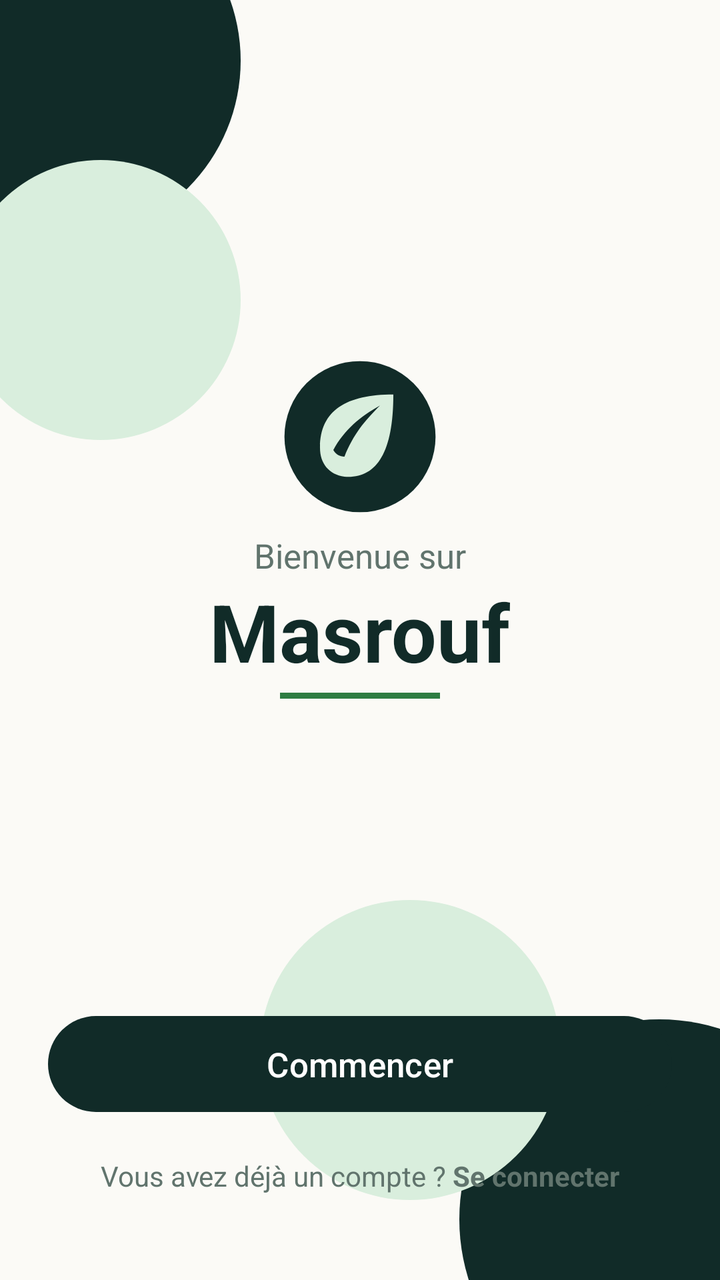
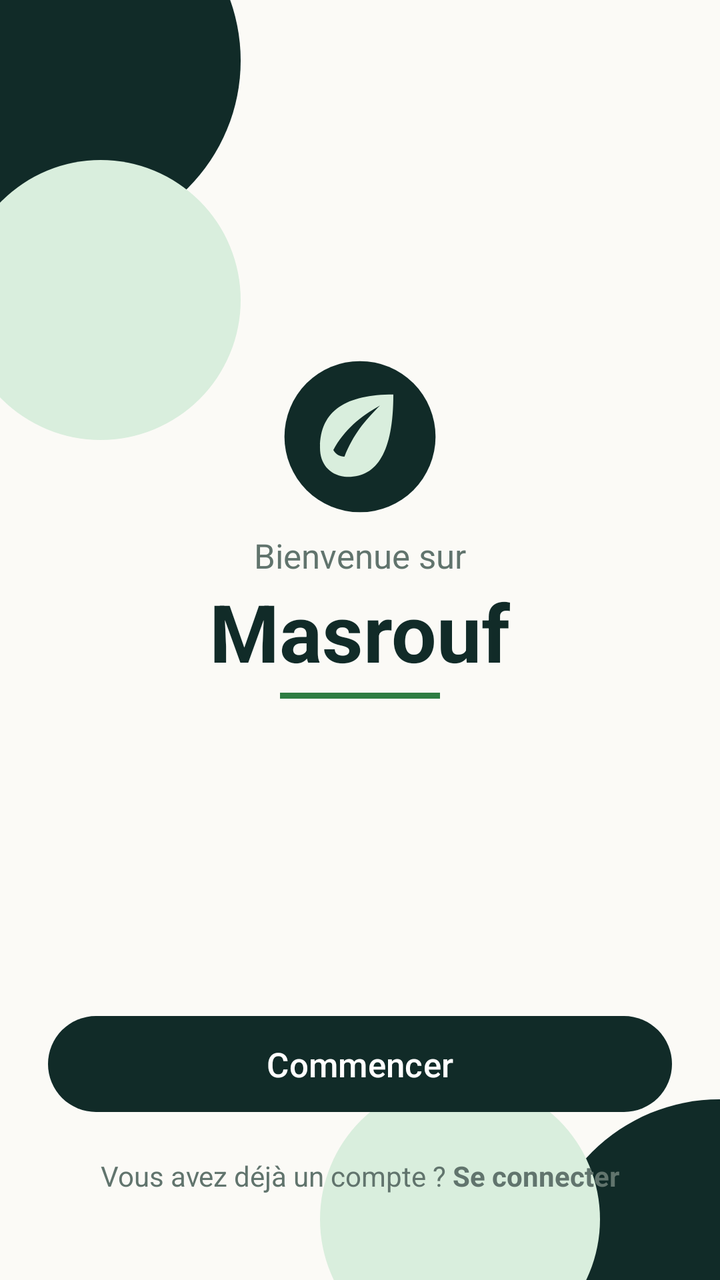

An Android layout rendered at two revisions. The XML below is the earlier revision; the diff shows what the commit changed to produce the second picture.
<!-- AndroidManifest.xml: application theme Theme.Masrouf1 -->
<!-- res/layout/activity_welcome.xml -->
<?xml version="1.0" encoding="utf-8"?>
<FrameLayout xmlns:android="http://schemas.android.com/apk/res/android"
    xmlns:app="http://schemas.android.com/apk/res-auto"
    android:layout_width="match_parent"
    android:layout_height="match_parent"
    android:background="@color/cream"
    android:layoutDirection="locale">

    
    <View
        android:layout_width="180dp"
        android:layout_height="180dp"
        android:layout_gravity="top|start"
        android:layout_marginStart="-60dp"
        android:layout_marginTop="-60dp"
        android:background="@drawable/bg_circle_forest" />

    
    <View
        android:layout_width="140dp"
        android:layout_height="140dp"
        android:layout_gravity="top|start"
        android:layout_marginStart="-20dp"
        android:layout_marginTop="80dp"
        android:background="@drawable/bg_circle_mint" />

    
    <View
        android:layout_width="200dp"
        android:layout_height="200dp"
        android:layout_gravity="bottom|end"
        android:layout_marginEnd="-70dp"
        android:layout_marginBottom="-70dp"
        android:background="@drawable/bg_circle_forest" />

    
    <View
        android:layout_width="150dp"
        android:layout_height="150dp"
        android:layout_gravity="bottom|end"
        android:layout_marginEnd="80dp"
        android:layout_marginBottom="40dp"
        android:background="@drawable/bg_circle_mint" />

    
    <LinearLayout
        android:layout_width="match_parent"
        android:layout_height="match_parent"
        android:orientation="vertical">

        
        <LinearLayout
            android:id="@+id/welcome_languages"
            android:layout_width="match_parent"
            android:layout_height="wrap_content"
            android:gravity="end"
            android:orientation="horizontal"
            android:padding="16dp" />

        
        <FrameLayout
            android:layout_width="match_parent"
            android:layout_height="0dp"
            android:layout_weight="1">

            
            <LinearLayout
                android:id="@+id/phase_welcome"
                android:layout_width="match_parent"
                android:layout_height="match_parent"
                android:gravity="center"
                android:orientation="vertical"
                android:paddingHorizontal="32dp">

                <ImageView
                    android:layout_width="80dp"
                    android:layout_height="80dp"
                    android:contentDescription="@string/app_name"
                    android:src="@drawable/ic_masrouf_logo" />

                <TextView
                    android:layout_width="wrap_content"
                    android:layout_height="wrap_content"
                    android:layout_marginTop="8dp"
                    android:text="@string/welcome_bienvenue_sur"
                    android:textColor="@color/muted_green"
                    android:textSize="17sp" />

                <TextView
                    android:layout_width="wrap_content"
                    android:layout_height="wrap_content"
                    android:text="@string/app_name"
                    android:textColor="@color/forest"
                    android:textSize="40sp"
                    android:textStyle="bold" />

                
                <View
                    android:layout_width="80dp"
                    android:layout_height="3dp"
                    android:layout_marginTop="4dp"
                    android:background="@color/emerald" />

            </LinearLayout>

            
            <LinearLayout
                android:id="@+id/phase_slides"
                android:layout_width="match_parent"
                android:layout_height="match_parent"
                android:gravity="center"
                android:orientation="vertical"
                android:paddingHorizontal="20dp"
                android:visibility="gone">

                
                <LinearLayout
                    android:layout_width="match_parent"
                    android:layout_height="wrap_content"
                    android:gravity="start|center_vertical"
                    android:orientation="horizontal">

                    <ImageView
                        android:id="@+id/slide_back"
                        android:layout_width="48dp"
                        android:layout_height="48dp"
                        android:background="?attr/selectableItemBackgroundBorderless"
                        android:contentDescription="@string/back"
                        android:padding="8dp"
                        android:src="@drawable/ic_back" />

                    <View
                        android:layout_width="0dp"
                        android:layout_height="1dp"
                        android:layout_weight="1" />

                    <TextView
                        android:id="@+id/slide_skip"
                        android:layout_width="wrap_content"
                        android:layout_height="wrap_content"
                        android:padding="8dp"
                        android:text="@string/welcome_skip"
                        android:textColor="@color/muted_green"
                        android:textSize="15sp" />

                </LinearLayout>

                
                <androidx.viewpager2.widget.ViewPager2
                    android:id="@+id/welcome_pager"
                    android:layout_width="match_parent"
                    android:layout_height="0dp"
                    android:layout_marginTop="8dp"
                    android:layout_weight="1" />

                
                <LinearLayout
                    android:id="@+id/slide_dots"
                    android:layout_width="wrap_content"
                    android:layout_height="wrap_content"
                    android:layout_gravity="center_horizontal"
                    android:layout_marginTop="16dp"
                    android:orientation="horizontal" />

            </LinearLayout>

            
        </FrameLayout>

        
        <LinearLayout
            android:id="@+id/welcome_bottom"
            android:layout_width="match_parent"
            android:layout_height="wrap_content"
            android:orientation="vertical"
            android:paddingHorizontal="24dp"
            android:paddingBottom="32dp"
            android:paddingTop="8dp">

            <com.google.android.material.button.MaterialButton
                android:id="@+id/start_welcome"
                android:layout_width="match_parent"
                android:layout_height="56dp"
                android:text="@string/start"
                android:textColor="@color/alabaster"
                android:textSize="17sp"
                app:backgroundTint="@color/forest"
                app:cornerRadius="28dp" />

            <TextView
                android:id="@+id/open_login"
                android:layout_width="match_parent"
                android:layout_height="48dp"
                android:gravity="center"
                android:paddingTop="8dp"
                android:text="@string/already_account_link"
                android:textColor="@color/muted_green"
                android:textSize="14sp" />

        </LinearLayout>

        
        <LinearLayout
            android:id="@+id/slide_bottom"
            android:layout_width="match_parent"
            android:layout_height="wrap_content"
            android:orientation="vertical"
            android:paddingHorizontal="24dp"
            android:paddingBottom="32dp"
            android:paddingTop="8dp"
            android:visibility="gone">

            <com.google.android.material.button.MaterialButton
                android:id="@+id/slide_next"
                android:layout_width="match_parent"
                android:layout_height="56dp"
                android:text="@string/welcome_next"
                android:textColor="@color/alabaster"
                android:textSize="17sp"
                app:backgroundTint="@color/forest"
                app:cornerRadius="28dp" />

            <TextView
                android:id="@+id/slide_open_login"
                android:layout_width="match_parent"
                android:layout_height="48dp"
                android:gravity="center"
                android:paddingTop="8dp"
                android:text="@string/already_account_link"
                android:textColor="@color/muted_green"
                android:textSize="14sp" />

        </LinearLayout>

    </LinearLayout>

</FrameLayout>
<!-- resources referenced by this layout -->
<resources>
  <color name="alabaster">#FFFFFF</color>
  <color name="cream">#FBFAF6</color>
  <color name="emerald">#2E7D43</color>
  <color name="forest">#112B28</color>
  <color name="muted_green">#61746D</color>
  <!-- drawable bg_circle_forest (drawable) -->
  <?xml version="1.0" encoding="utf-8"?>
  <shape xmlns:android="http://schemas.android.com/apk/res/android"
      android:shape="oval">
      <solid android:color="@color/forest" />
  </shape>
  <!-- drawable bg_circle_mint (drawable) -->
  <?xml version="1.0" encoding="utf-8"?>
  <shape xmlns:android="http://schemas.android.com/apk/res/android"
      android:shape="oval">
      <solid android:color="@color/mint" />
  </shape>
  <!-- drawable ic_back (drawable) -->
  <vector xmlns:android="http://schemas.android.com/apk/res/android" android:width="24dp" android:height="24dp" android:viewportWidth="24" android:viewportHeight="24"><path android:fillColor="#FFFFFFFF" android:pathData="M20,11H7.83L13.42,5.41L12,4L4,12L12,20L13.41,18.59L7.83,13H20V11Z" /></vector>
  <!-- drawable ic_masrouf_logo (drawable) -->
  <vector xmlns:android="http://schemas.android.com/apk/res/android" android:width="72dp" android:height="72dp" android:viewportWidth="72" android:viewportHeight="72">
      <path android:fillColor="#112B28" android:pathData="M36,2A34,34 0,1 0,36 70A34,34 0,1 0,36 2" />
      <path android:fillColor="#D9EEDD" android:pathData="M51,17C30,17 18,24 18,41c0,7 4,12 11,13 14,1 22,-10 22,-37zM24,42c5,-9 12,-15 21,-20 -7,7 -12,13 -16,23 -2,0 -4,-1 -5,-3z" />
  </vector>
  <string name="already_account_link">Vous avez déjà un compte ? <b>Se connecter</b></string>
  <string name="app_name">Masrouf</string>
  <string name="back">Retour</string>
  <string name="start">Commencer</string>
  <string name="welcome_bienvenue_sur">Bienvenue sur</string>
  <string name="welcome_next">Continuer</string>
  <string name="welcome_skip">Passer</string>
  <style name="Theme.Masrouf1" parent="Base.Theme.Masrouf1" />
  <color name="mint">#D9EEDD</color>
  <color name="mint_light">#D9EEDD</color>
  <color name="mint_accent">#85B8A5</color>
  <color name="coral">#DC7770</color>
  <color name="card_border">#E2E7DF</color>
  <style name="Widget.Masrouf.Chip" parent="Widget.Material3.Chip.Filter">
          <item name="chipBackgroundColor">@color/chip_background_color</item>
          <item name="chipStrokeColor">@color/chip_stroke_color</item>
          <item name="chipStrokeWidth">1dp</item>
          <item name="android:textColor">@color/forest</item>
          <item name="checkedIconTint">@color/emerald</item>
      </style>
  <style name="Widget.Masrouf.Button.Outlined" parent="Widget.Material3.Button.OutlinedButton">
          <item name="android:textColor">@color/forest</item>
          <item name="strokeColor">@color/forest</item>
          <item name="iconTint">@color/forest</item>
      </style>
  <style name="Widget.Masrouf.EditText" parent="Widget.AppCompat.EditText">
          <item name="android:textColor">@color/ink</item>
          <item name="android:textColorHint">@color/muted_green</item>
      </style>
  <color name="ink">#112B28</color>
  <style name="Widget.Masrouf.Button.Material" parent="Widget.Material3.Button">
          <item name="android:minHeight">48dp</item>
          <item name="backgroundTint">@color/forest</item>
          <item name="android:textColor">@color/alabaster</item>
      </style>
  <style name="Widget.Masrouf.DialogButton" parent="Widget.Material3.Button.TextButton.Dialog">
          <item name="android:textColor">@color/emerald</item>
      </style>
  <!-- unchanged entries left out for length: 3 -->
</resources>

<!-- the commit's change to res/layout/activity_welcome.xml (unified diff, before → after) -->
@@ -26,26 +26,27 @@
 
     
     <View
-        android:layout_width="200dp"
-        android:layout_height="200dp"
+        android:layout_width="180dp"
+        android:layout_height="180dp"
         android:layout_gravity="bottom|end"
-        android:layout_marginEnd="-70dp"
-        android:layout_marginBottom="-70dp"
+        android:layout_marginEnd="-90dp"
+        android:layout_marginBottom="-90dp"
         android:background="@drawable/bg_circle_forest" />
 
     
     <View
-        android:layout_width="150dp"
-        android:layout_height="150dp"
+        android:layout_width="140dp"
+        android:layout_height="140dp"
         android:layout_gravity="bottom|end"
-        android:layout_marginEnd="80dp"
-        android:layout_marginBottom="40dp"
+        android:layout_marginEnd="60dp"
+        android:layout_marginBottom="-40dp"
         android:background="@drawable/bg_circle_mint" />
 
     
     <LinearLayout
         android:layout_width="match_parent"
         android:layout_height="match_parent"
+        android:fitsSystemWindows="true"
         android:orientation="vertical">
 
         
@@ -126,8 +127,9 @@
                         android:layout_height="48dp"
                         android:background="?attr/selectableItemBackgroundBorderless"
                         android:contentDescription="@string/back"
-                        android:padding="8dp"
-                        android:src="@drawable/ic_back" />
+                        android:padding="10dp"
+                        android:src="@drawable/ic_back"
+                        app:tint="@color/forest" />
 
                     <View
                         android:layout_width="0dp"
